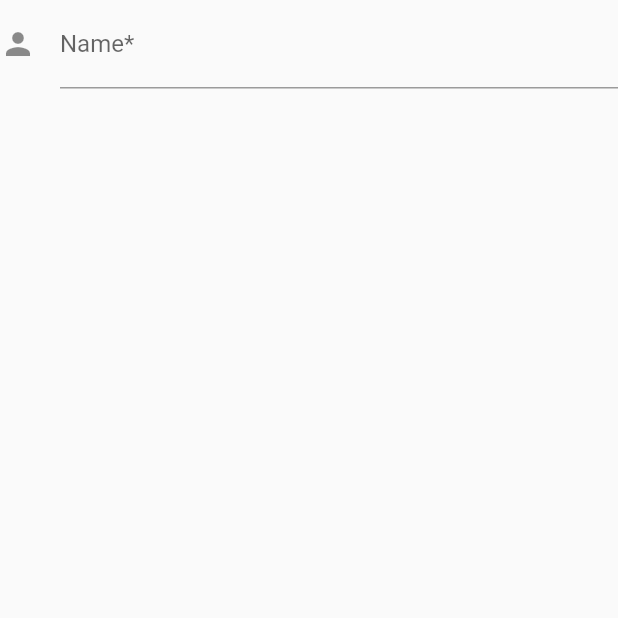
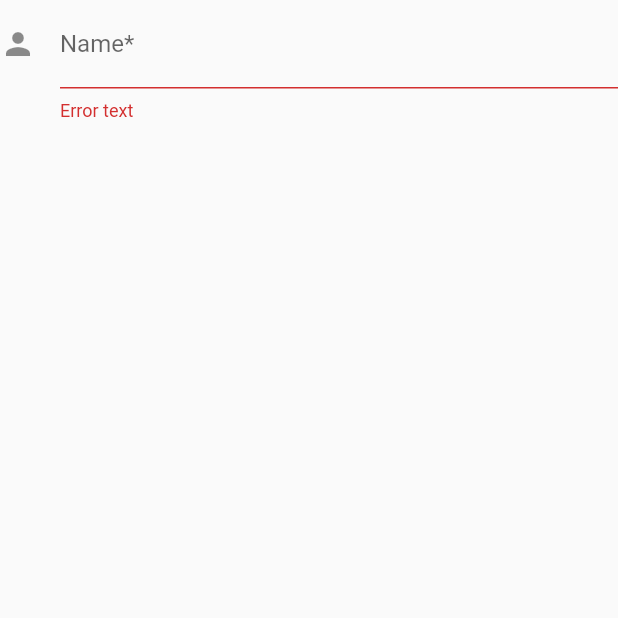
Before and after one commit to adhamniyozboyev/dev_school_plans, a Flutter app: the screen it shows after launch, on a phone screen of 412 x 824 dp, the top half of it. Run offline on Flutter 3.47's test engine with Material 2 defaults, Android fonts, the phone set to English and light mode, and no system bars.

Commit message:
add changes

```diff
--- a/lib/main.dart
+++ b/lib/main.dart
@@ -17,22 +17,20 @@ class _MyAppState extends State<MyApp> {
   Widget build(BuildContext context) {
     return MaterialApp(
       home: Scaffold(
-          body: TextFormField(
+          body: Column(
+        children: [
+          TextFormField(
             inputFormatters: [
-              FilteringTextInputFormatter.allow(RegExp('[a-z]'))
+              // FilteringTextInputFormatter.allow(RegExp('[a-z]')),
+              FilteringTextInputFormatter.allow(RegExp('[A-Z]'))
             ],
-        decoration: InputDecoration(
-            icon: Icon(Icons.person),
-            hintText: 'What is your name',
-            labelText: 'Name*'),
-        onSaved: (String? value) {
-          setState(() {});
-        },
-        validator: (String? value) {
-          return (value != null && value.contains('@')
-              ? 'Don\'t use a @ char.'
-              : null);
-        },
+            decoration: InputDecoration(
+                errorText: 'Error text',
+                icon: Icon(Icons.person),
+                hintText: 'What is your name',
+                labelText: 'Name*'),
+          ),
+        ],
       )),
     );
   }
```
